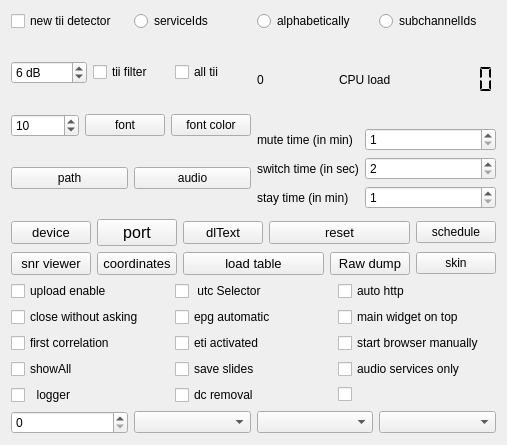
The window that sources/main/forms-v7/config-helper.ui (JvanKatwijk/qt-dab) describes before a commit, drawn with Qt 5.
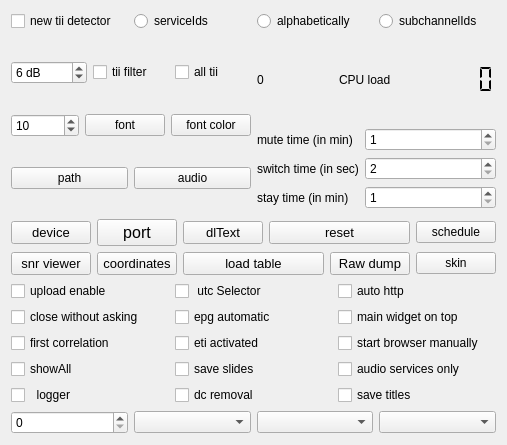
The same window after the commit. Custom widgets are drawn as their Qt base class.

What changed in the file:
```diff
--- a/sources/main/forms-v7/config-helper.ui
+++ b/sources/main/forms-v7/config-helper.ui
@@ -600,7 +600,7 @@
      <item row="4" column="2">
       <widget class="QCheckBox" name="checkBox_2">
        <property name="text">
-        <string/>
+        <string>save titles</string>
        </property>
       </widget>
      </item>
```
Left out of the diff: 2 changed lines with no effect on the pictures.
